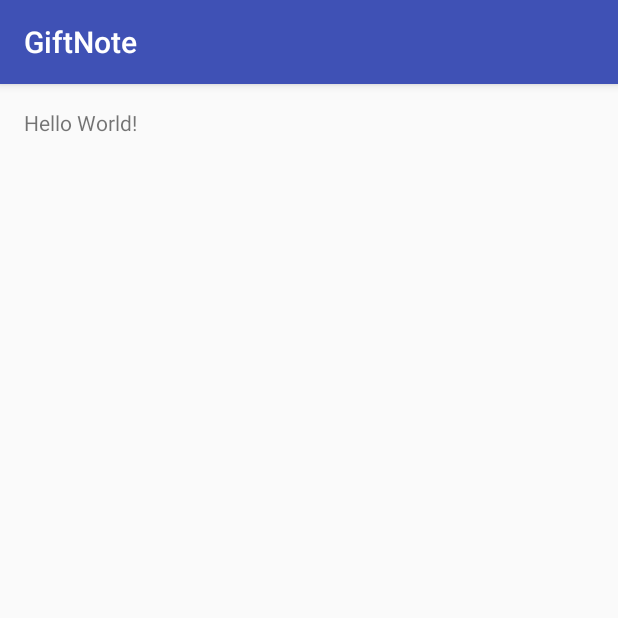
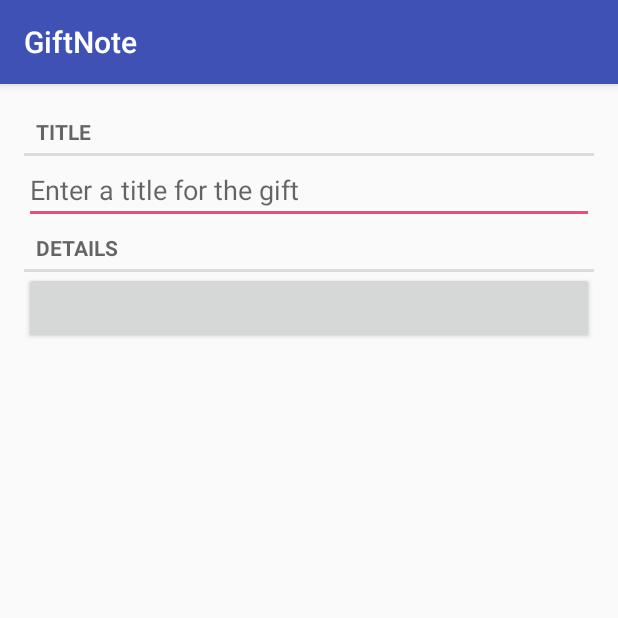
Before and after one commit to Rekklas/GiftNote, an Android app: the screen it shows after launch (GiftActivity), on a phone screen of 412 x 824 dp, the top half of it. Run offline under Robolectric (Android 15) with nearby library versions, the phone set to English and light mode, and no system bars.

Commit message:
feature/#3_created_and_adjusted_UI_fragment_for_gift_adding_page

```diff
--- a/app/src/main/java/com/kovedward/android/giftnote/controller/GiftActivity.java
+++ b/app/src/main/java/com/kovedward/android/giftnote/controller/GiftActivity.java
@@ -1,5 +1,7 @@
 package com.kovedward.android.giftnote.controller;
 
+import android.support.v4.app.Fragment;
+import android.support.v4.app.FragmentManager;
 import android.support.v7.app.AppCompatActivity;
 import android.os.Bundle;
 
@@ -11,5 +13,15 @@ public class GiftActivity extends AppCompatActivity {
     protected void onCreate(Bundle savedInstanceState) {
         super.onCreate(savedInstanceState);
         setContentView(R.layout.activity_gift);
+
+        FragmentManager fm = getSupportFragmentManager();
+        Fragment fragment = fm.findFragmentById(R.id.fragment_container);
+
+        if (fragment == null) {
+            fragment = new GiftFragment();
+            fm.beginTransaction()
+                    .add(R.id.fragment_container, fragment)
+                    .commit();
+        }
     }
 }
--- /dev/null
+++ b/app/src/main/java/com/kovedward/android/giftnote/controller/GiftFragment.java
@@ -0,0 +1,61 @@
+package com.kovedward.android.giftnote.controller;
+
+import android.os.Bundle;
+import android.support.annotation.Nullable;
+import android.support.v4.app.Fragment;
+import android.text.Editable;
+import android.text.TextWatcher;
+import android.view.LayoutInflater;
+import android.view.View;
+import android.view.ViewGroup;
+import android.widget.Button;
+import android.widget.EditText;
+
+import com.kovedward.android.giftnote.R;
+import com.kovedward.android.giftnote.model.Gift;
+
+/**
+ * This class is controller which interacts with model's and view's objects.
+ * It gives or modifies the information about specific gift.
+ */
+
+public class GiftFragment extends Fragment {
+
+    private Gift mGift;
+    private EditText mTitleField;
+    private Button mDateButton;
+
+    @Override
+    public void onCreate(@Nullable Bundle savedInstanceState) {
+        super.onCreate(savedInstanceState);
+    }
+
+    @Nullable
+    @Override
+    public View onCreateView(LayoutInflater inflater, @Nullable ViewGroup container, @Nullable Bundle savedInstanceState) {
+        View v = inflater.inflate(R.layout.fragment_gift, container, false);
+
+        mTitleField = (EditText) v.findViewById(R.id.gift_title);
+        mTitleField.addTextChangedListener(new TextWatcher() {
+            @Override
+            public void beforeTextChanged(CharSequence s, int start, int count, int after) {
+
+            }
+
+            @Override
+            public void onTextChanged(CharSequence s, int start, int before, int count) {
+                mGift.setTitle(s.toString());
+            }
+
+            @Override
+            public void afterTextChanged(Editable s) {
+
+            }
+        });
+
+        mDateButton = (Button) v.findViewById(R.id.gift_date_received);
+
+        return v;
+    }
+
+}
--- a/app/src/main/java/com/kovedward/android/giftnote/model/Gift.java
+++ b/app/src/main/java/com/kovedward/android/giftnote/model/Gift.java
@@ -4,7 +4,7 @@ import java.util.Date;
 import java.util.UUID;
 
 /**
- * Created by user on 24.12.2017.
+ * This class is a model for gift objects
  */
 
 public class Gift {
--- a/app/src/main/res/layout/activity_gift.xml
+++ b/app/src/main/res/layout/activity_gift.xml
@@ -1,18 +1,6 @@
 <?xml version="1.0" encoding="utf-8"?>
-<RelativeLayout
+<FrameLayout
     xmlns:android="http://schemas.android.com/apk/res/android"
-    xmlns:tools="http://schemas.android.com/tools"
-    android:id="@+id/activity_gift"
+    android:id="@+id/fragment_container"
     android:layout_width="match_parent"
-    android:layout_height="match_parent"
-    android:paddingBottom="@dimen/activity_vertical_margin"
-    android:paddingLeft="@dimen/activity_horizontal_margin"
-    android:paddingRight="@dimen/activity_horizontal_margin"
-    android:paddingTop="@dimen/activity_vertical_margin"
-    tools:context="com.kovedward.android.giftnote.controller.GiftActivity">
-
-    <TextView
-        android:layout_width="wrap_content"
-        android:layout_height="wrap_content"
-        android:text="Hello World!"/>
-</RelativeLayout>
+    android:layout_height="match_parent" />
--- /dev/null
+++ b/app/src/main/res/layout/fragment_gift.xml
@@ -0,0 +1,31 @@
+<?xml version="1.0" encoding="utf-8"?>
+<LinearLayout xmlns:android="http://schemas.android.com/apk/res/android"
+              android:layout_width="match_parent"
+              android:layout_height="match_parent"
+              android:layout_margin="16dp"
+              android:orientation="vertical">
+
+    <TextView
+        style="?android:listSeparatorTextViewStyle"
+        android:layout_width="match_parent"
+        android:layout_height="wrap_content"
+        android:text="@string/gift_title_label"/>
+
+    <EditText
+        android:id="@+id/gift_title"
+        android:layout_width="match_parent"
+        android:layout_height="wrap_content"
+        android:hint="@string/gift_title_hint"/>
+
+    <TextView
+        style="?android:listSeparatorTextViewStyle"
+        android:layout_width="match_parent"
+        android:layout_height="wrap_content"
+        android:text="@string/gift_details_label"/>
+
+    <Button
+        android:id="@+id/gift_date_received"
+        android:layout_width="match_parent"
+        android:layout_height="wrap_content"/>
+
+</LinearLayout>
--- a/app/src/main/res/values/strings.xml
+++ b/app/src/main/res/values/strings.xml
@@ -1,3 +1,7 @@
 <resources>
     <string name="app_name">GiftNote</string>
+
+    <string name="gift_title_label">Title</string>
+    <string name="gift_title_hint">Enter a title for the gift</string>
+    <string name="gift_details_label">Details</string>
 </resources>
```
